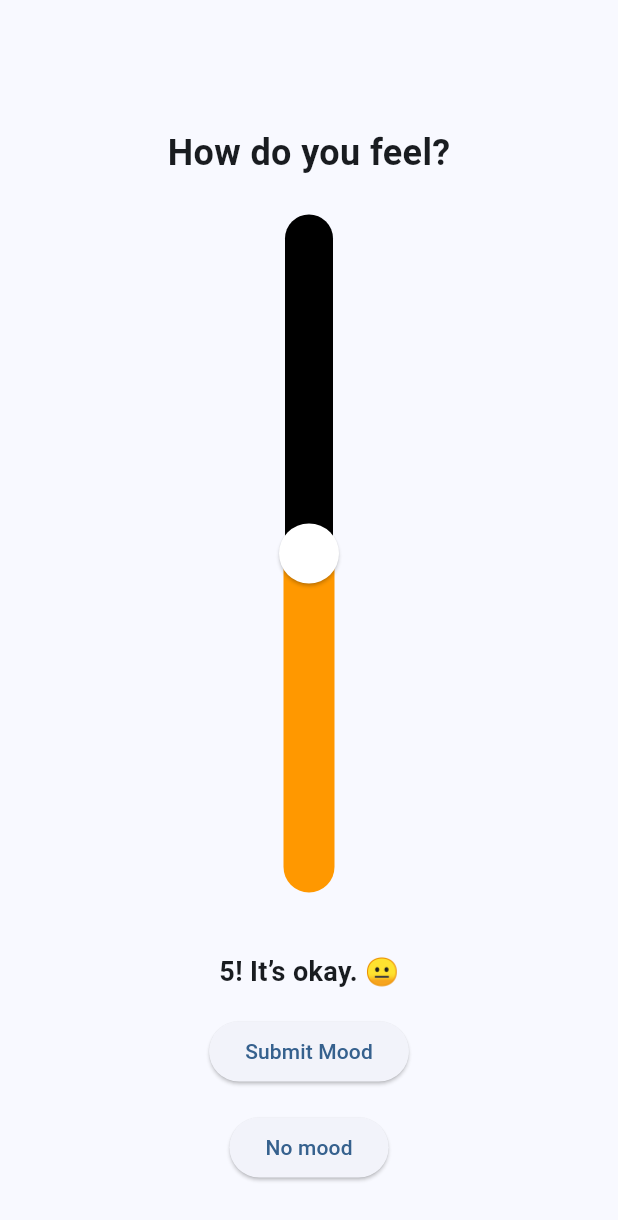
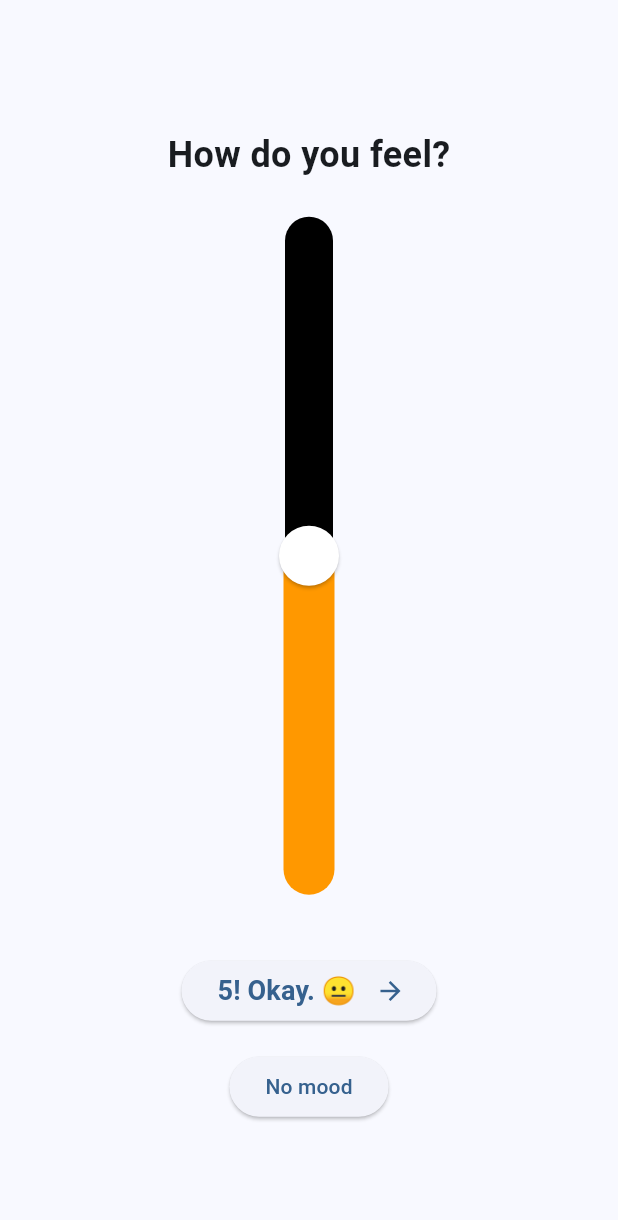
Before and after one commit to alexlucas03/vestal, a Flutter app: the screen it shows after launch, on a phone screen of 412 x 824 dp. Shown: the top 1220 px of the screen. Run offline on Flutter 3.47's test engine with Material 3 defaults, Android fonts, the phone set to English and light mode, and no system bars; our stand-ins replace fl_chart, sqflite, sqflite_common_ffi; accounts and stored records are empty.

Commit message:
logic fixes, bouncing button icon, reactions to mood rating

```diff
--- a/lib/main.dart
+++ b/lib/main.dart
@@ -136,7 +136,7 @@ class MoodStats extends StatefulWidget {
 class _MoodStatsState extends State<MoodStats> {
   List<Map<String, dynamic>> _moods = [];
   String formattedDate = DateFormat('yyyyMMdd').format(DateTime.now());
-  bool isMoodSubmittedToday = false;
+  bool isMoodSubmitted = false;
 
   @override
   void initState() {
@@ -145,10 +145,10 @@ class _MoodStatsState extends State<MoodStats> {
   }
 
   void _checkMoodForToday() async {
-    List<Map<String, dynamic>> moodsFromDb = await DatabaseHelper.instance.queryMoodsByDate(formattedDate);
+    List<Map<String, dynamic>> moodsFromDb = await DatabaseHelper.instance.queryAllMoods();
 
     setState(() {
-      isMoodSubmittedToday = moodsFromDb.isNotEmpty;
+      isMoodSubmitted = moodsFromDb.isNotEmpty;
       _moods = moodsFromDb;
     });
   }
@@ -181,7 +181,7 @@ class _MoodStatsState extends State<MoodStats> {
         child: Column(
           mainAxisAlignment: MainAxisAlignment.center,
           children: [
-            isMoodSubmittedToday
+            isMoodSubmitted
                 ? Column(
                     children: [
                       MoodLineChart(moodData: _moods),
@@ -201,15 +201,14 @@ class _MoodStatsState extends State<MoodStats> {
                       ),
                     ],
                   )
-                : Column(
-                    mainAxisAlignment: MainAxisAlignment.center,
-                    crossAxisAlignment: CrossAxisAlignment.center,
-                    children: [
-                      Text(
-                        'No mood recorded today.',
-                        style: const TextStyle(fontSize: 18, fontWeight: FontWeight.bold),
-                      ),
-                    ],
+                : ElevatedButton(
+                    onPressed: () {
+                      Navigator.push(
+                        context,
+                        MaterialPageRoute(builder: (context) => MoodSliderPage(fromPage: 'MoodStats'),),
+                      );
+                    },
+                    child: const Text('Rate Your Mood to see your stats'),
                   ),
           ],
         ),
@@ -219,7 +218,7 @@ class _MoodStatsState extends State<MoodStats> {
 }
 
 class MoodSliderPage extends StatefulWidget {
-  final String fromPage; // Added parameter to track the origin page
+  final String fromPage; // Parameter to track the origin page
 
   const MoodSliderPage({super.key, required this.fromPage});
 
@@ -227,11 +226,79 @@ class MoodSliderPage extends StatefulWidget {
   _MoodSliderPageState createState() => _MoodSliderPageState();
 }
 
-class _MoodSliderPageState extends State<MoodSliderPage> {
+class _MoodSliderPageState extends State<MoodSliderPage> with SingleTickerProviderStateMixin {
   double _rating = 5.0;
   String _statusMessage = '';
   String formattedDate = DateFormat('yyyyMMdd').format(DateTime.now());
 
+  // Animation controller for the bouncing arrow
+  late AnimationController _controller;
+  late Animation<double> _bouncingAnimation;
+
+  @override
+  void initState() {
+    super.initState();
+
+    // Animation controller for the bouncing arrow
+    _controller = AnimationController(
+      vsync: this,
+      duration: Duration(milliseconds: 500),
+    )..repeat(reverse: true); // Repeats the animation back and forth
+
+    _bouncingAnimation = Tween<double>(begin: 0, end: 10).animate(
+      CurvedAnimation(parent: _controller, curve: Curves.easeInOut),
+    );
+  }
+
+  @override
+  void dispose() {
+    _controller.dispose();
+    super.dispose();
+  }
+
+  // Function to determine track color based on rating
+  Color _getTrackColor(double rating) {
+    if (rating >= 8) {
+      return Colors.green; // Green for 8-10
+    } else if (rating >= 6) {
+      return Colors.yellow; // Yellow for 6-8
+    } else if (rating >= 3) {
+      return Colors.orange; // Orange for 3-5
+    } else {
+      return Colors.red; // Red for 0-2
+    }
+  }
+
+  // Function to get rating reactions
+  String _getRatingReaction(double rating) {
+    if (rating == 0) {
+      return 'Terrible! 😭';
+    } else if (rating == 1) {
+      return 'Very bad! 😞';
+    } else if (rating == 2) {
+      return 'Not good. 😔';
+    } else if (rating == 3) {
+      return 'Could be better. 😟';
+    } else if (rating == 4) {
+      return 'A little disappointing. 😕';
+    } else if (rating == 5) {
+      return 'Okay. 😐';
+    } else if (rating == 6) {
+      return 'Not bad, not great. 🙂';
+    } else if (rating == 7) {
+      return 'Pretty good! 😌';
+    } else if (rating == 8) {
+      return 'Very good! 😊';
+    } else if (rating == 9) {
+      return 'Excellent! 😍';
+    } else if (rating == 10) {
+      return 'Perfect! 😁';
+    } else {
+      return 'Unknown rating'; // Default case
+    }
+  }
+
+  // Submit mood to the database
   void _submitMood() async {
     int rating = _rating.toInt();
     setState(() {
@@ -255,9 +322,8 @@ class _MoodSliderPageState extends State<MoodSliderPage> {
     }
   }
 
+  // No mood action (back to the previous screen)
   void _noMood() async {
-
-    // Navigate back to the correct page based on 'fromPage' parameter
     if (widget.fromPage == 'MoodStats') {
       Navigator.pushReplacement(
         context,
@@ -271,47 +337,6 @@ class _MoodSliderPageState extends State<MoodSliderPage> {
     }
   }
 
-  // Function to determine active track color based on slider value
-  Color _getTrackColor(double rating) {
-    if (rating >= 8) {
-      return Colors.green; // Green for 8-10
-    } else if (rating >= 6) {
-      return Colors.yellow; // Yellow for 6-8
-    } else if (rating >= 3) {
-      return Colors.orange; // Blue for 3-5
-    } else {
-      return Colors.red; // Red for 0-2
-    }
-  }
-
-  String _getRatingReaction(double rating) {
-  if (rating == 0) {
-    return 'Absolutely terrible! 😭';
-  } else if (rating == 1) {
-    return 'Very bad! 😞';
-  } else if (rating == 2) {
-    return 'Not good at all. 😔';
-  } else if (rating == 3) {
-    return 'Could be better. 😟';
-  } else if (rating == 4) {
-    return 'Somewhat disappointing. 😕';
-  } else if (rating == 5) {
-    return 'It’s okay. 😐';
-  } else if (rating == 6) {
-    return 'Not bad, but not great. 🙂';
-  } else if (rating == 7) {
-    return 'Pretty good! 😌';
-  } else if (rating == 8) {
-    return 'Very good! 😊';
-  } else if (rating == 9) {
-    return 'Excellent! 😍';
-  } else if (rating == 10) {
-    return 'Perfect! 😁';
-  } else {
-    return 'Unknown rating'; // Default case
-  }
-}
-
   @override
   Widget build(BuildContext context) {
     return Scaffold(
@@ -323,29 +348,28 @@ class _MoodSliderPageState extends State<MoodSliderPage> {
             Padding(
               padding: const EdgeInsets.only(top: 50.0),
               child: Text(
-                'How do you feel?', // The text you wanted above the slider
+                'How do you feel?',
                 style: const TextStyle(
                   fontSize: 24,
                   fontWeight: FontWeight.bold,
                 ),
               ),
             ),
-
             RotatedBox(
               quarterTurns: 3,
               child: SliderTheme(
                 data: SliderThemeData(
-                  trackHeight: 32.0, // Customize track height
+                  trackHeight: 32.0,
                   activeTrackColor: _getTrackColor(_rating),
-                  inactiveTrackColor: Colors.black, // Inactive track color (red)
-                  thumbColor: Colors.white, // Thumb color
-                  overlayColor: Colors.transparent, // No overlay
+                  inactiveTrackColor: Colors.black,
+                  thumbColor: Colors.white,
+                  overlayColor: Colors.transparent,
                   activeTickMarkColor: Colors.transparent,
                   inactiveTickMarkColor: Colors.transparent,
-                  thumbShape: RoundSliderThumbShape(enabledThumbRadius: 20.0), // Thumb size
+                  thumbShape: RoundSliderThumbShape(enabledThumbRadius: 20.0),
                 ),
                 child: Container(
-                  width: 500.0, // Make the track longer by adjusting the width
+                  width: 500.0,
                   child: Slider(
                     value: _rating,
                     min: 0,
@@ -360,29 +384,47 @@ class _MoodSliderPageState extends State<MoodSliderPage> {
                 ),
               ),
             ),
-
-            const SizedBox(height: 16),
-            Text(
-              '${_rating.toStringAsFixed(0)}! ${_getRatingReaction(_rating)}',
-              style: const TextStyle(fontSize: 18, fontWeight: FontWeight.bold),
-            ),
             const SizedBox(height: 16),
             ElevatedButton(
               onPressed: _submitMood,
-              child: const Text('Submit Mood'),
+              child: Row(
+                mainAxisSize: MainAxisSize.min,
+                children: [
+                  // Mood text with rating and reaction
+                  Text(
+                    '${_rating.toStringAsFixed(0)}! ${_getRatingReaction(_rating)}',
+                    style: const TextStyle(fontSize: 18, fontWeight: FontWeight.bold),
+                  ),
+                  SizedBox(width: 10),
+                  AnimatedBuilder(
+                    animation: _bouncingAnimation,
+                    builder: (context, child) {
+                      return Transform.translate(
+                        offset: Offset(_bouncingAnimation.value, 0), // Bounce left to right (X axis)
+                        child: child,
+                      );
+                    },
+                    child: Icon(
+                      Icons.arrow_forward,
+                      size: 20,
+                    ),
+                  ),
+                ],
+              ),
             ),
             const SizedBox(height: 16),
             ElevatedButton(
               onPressed: _noMood,
               child: const Text('No mood'),
             ),
+            const SizedBox(height: 16),
+            Text(_statusMessage, style: TextStyle(fontSize: 16, fontStyle: FontStyle.italic)),
           ],
         ),
       ),
     );
   }
 }
-
 
 class SectionTwoPage extends StatelessWidget {
   const SectionTwoPage({super.key});
```
